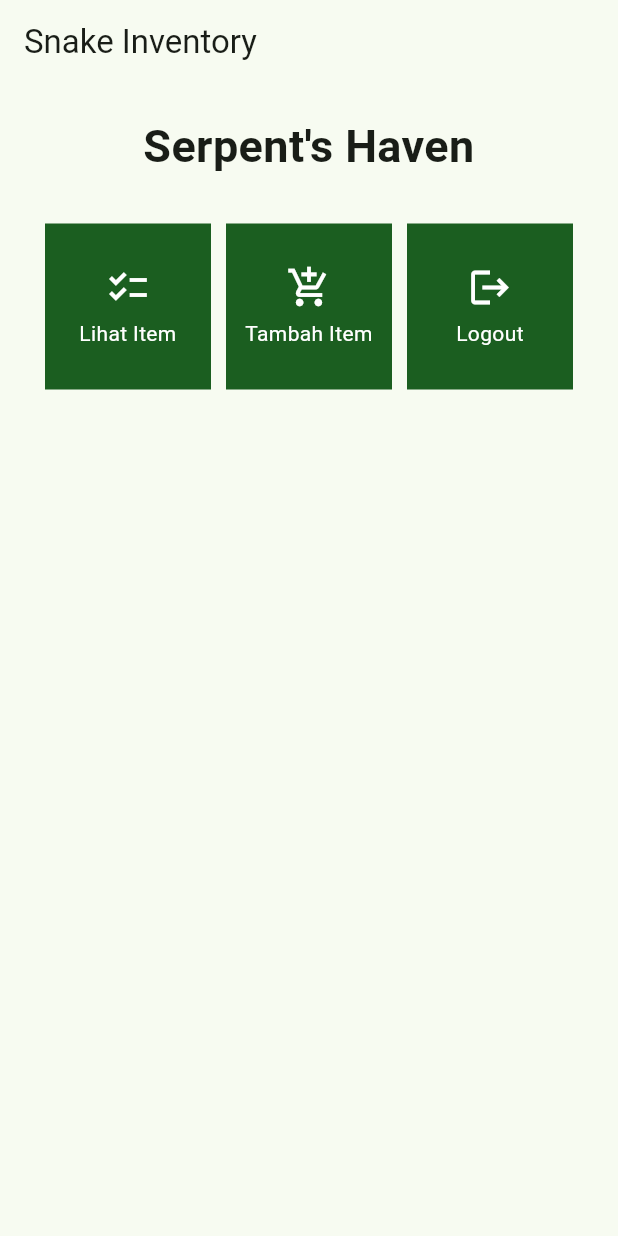
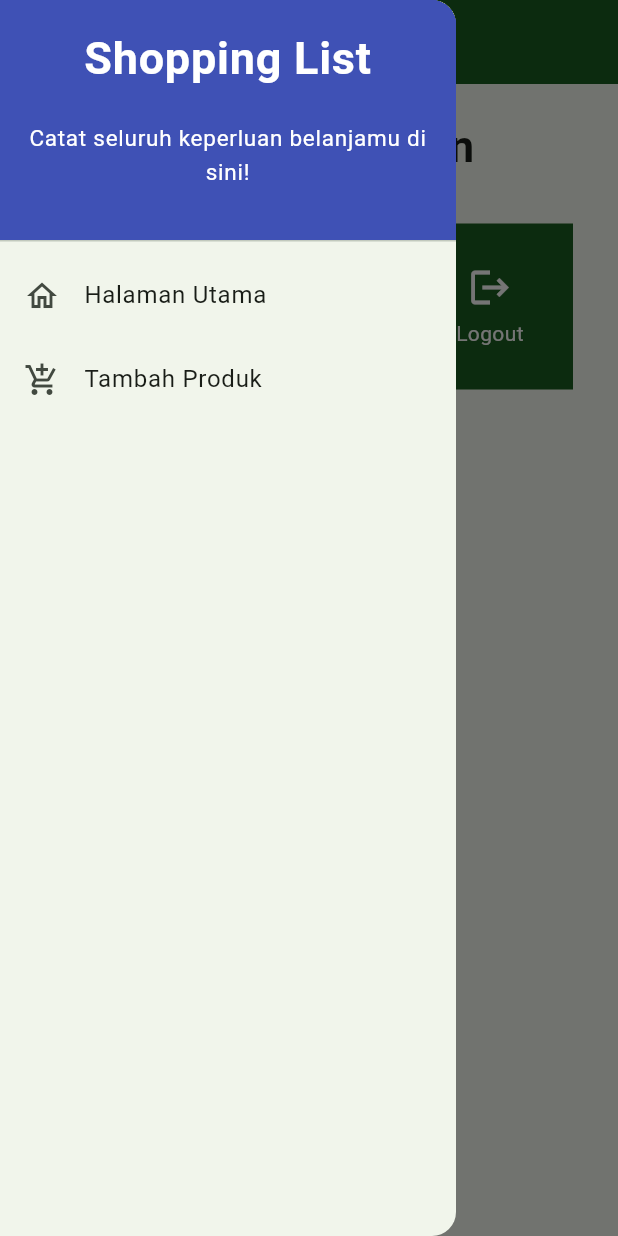
Before and after one commit to sabinamaritza/serpentsHaven, a Flutter app: the screen it shows after launch, with the side drawer open (before the commit the screen has no drawer), on a phone screen of 412 x 824 dp. Run offline on Flutter 3.47's test engine with Material 2 defaults, Android fonts, the phone set to English and light mode, and no system bars.

Commit message:
create form and drawer

```diff
--- a/lib/main.dart
+++ b/lib/main.dart
@@ -1,5 +1,5 @@
 import 'package:flutter/material.dart';
-import 'package:serpentshaven/snake.dart';
+import 'package:serpentshaven/menu.dart';
 
 void main() {
   runApp(const MyApp());
--- a/lib/snake.dart
+++ b/lib/menu.dart
@@ -1,4 +1,5 @@
 import 'package:flutter/material.dart';
+import 'package:serpentshaven/widgets/left_drawer.dart';
 
 class MyHomePage extends StatelessWidget {
   MyHomePage({Key? key}) : super(key: key);
@@ -14,7 +15,10 @@
     return Scaffold(
       appBar: AppBar(
         title: const Text('Snake Inventory'),
+        backgroundColor: Colors.green.shade900,
+        foregroundColor: Colors.white,
       ),
+      drawer: const LeftDrawer(),
       body: SingleChildScrollView(
         child: Padding(
           padding: const EdgeInsets.all(10.0),
--- /dev/null
+++ b/lib/widgets/left_drawer.dart
@@ -0,0 +1,66 @@
+import 'package:flutter/material.dart';
+import 'package:serpentshaven/menu.dart';
+
+class LeftDrawer extends StatelessWidget {
+  const LeftDrawer({super.key});
+
+  @override
+  Widget build(BuildContext context) {
+    return Drawer(
+      child: ListView(
+        children: [
+          const DrawerHeader(
+              decoration: BoxDecoration(
+                color: Colors.indigo,
+              ),
+              child: Column(
+                children: [
+                  Text(
+                    'Shopping List',
+                    textAlign: TextAlign.center,
+                    style: TextStyle(
+                      fontSize: 30,
+                      fontWeight: FontWeight.bold,
+                      color: Colors.white,
+                    ),
+                  ),
+                  Padding(padding: EdgeInsets.all(10)),
+                  Text("Catat seluruh keperluan belanjamu di sini!",
+                      textAlign: TextAlign.center,
+                      style: TextStyle(
+                        fontSize: 15,
+                        fontWeight: FontWeight.normal,
+                        color: Colors.white,
+                      ),
+                      ),
+                ],
+              ),
+            ),
+          ListTile(
+            leading: const Icon(Icons.home_outlined),
+            title: const Text('Halaman Utama'),
+            // Bagian redirection ke MyHomePage
+            onTap: () {
+              Navigator.pushReplacement(
+                  context,
+                  MaterialPageRoute(
+                    builder: (context) => MyHomePage(),
+                  ));
+            },
+          ),
+          ListTile(
+            leading: const Icon(Icons.add_shopping_cart),
+            title: const Text('Tambah Produk'),
+            // Bagian redirection ke ShopFormPage
+            onTap: () {
+              /*
+              TODO: Buatlah routing ke ShopFormPage di sini,
+              setelah halaman ShopFormPage sudah dibuat.
+              */
+            },
+          ),
+        ],
+      ),
+    );
+  }
+}
```
Also changed, not shown: lib/shoplist_form.dart (added, +116 -0 lines).
